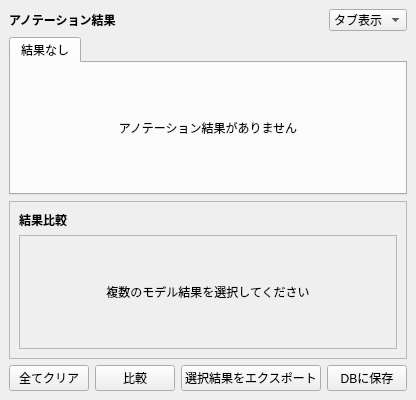
Qt form src/lorairo/gui/designer/AnnotationResultsWidget.ui (NEXTAltair/LoRAIro) before a commit.
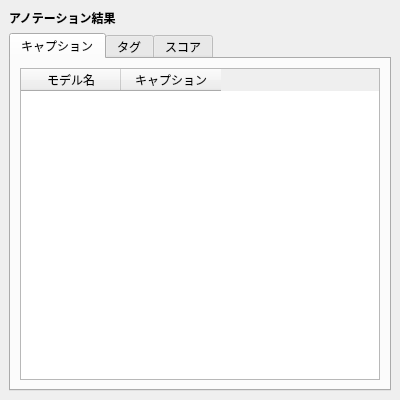
The same form after that commit. The open tabs and pages were chosen to show the change.

Commit message: docs: Update hybrid annotation UI design plan with Phase 1 completion status

Patch:
```diff
--- a/src/lorairo/gui/designer/AnnotationResultsWidget.ui
+++ b/src/lorairo/gui/designer/AnnotationResultsWidget.ui
@@ -30,51 +30,16 @@
     <number>9</number>
    </property>
    <item>
-    <layout class="QHBoxLayout" name="horizontalLayoutHeader">
-     <item>
       <widget class="QLabel" name="labelResultsTitle">
+     <property name="font">
+      <font>
+       <bold>true</bold>
+      </font>
+     </property>
        <property name="text">
         <string>アノテーション結果</string>
        </property>
-       <property name="font">
-        <font>
-         <weight>75</weight>
-         <bold>true</bold>
-        </font>
-       </property>
-      </widget>
-     </item>
-     <item>
-      <spacer name="horizontalSpacerHeader">
-       <property name="orientation">
-        <enum>Qt::Orientation::Horizontal</enum>
-       </property>
-       <property name="sizeHint" stdset="0">
-        <size>
-         <width>40</width>
-         <height>20</height>
-        </size>
-       </property>
-      </spacer>
-     </item>
-     <item>
-      <widget class="QComboBox" name="comboBoxViewMode">
-       <property name="toolTip">
-        <string>表示モードを選択</string>
-       </property>
-       <item>
-        <property name="text">
-         <string>タブ表示</string>
-        </property>
-       </item>
-       <item>
-        <property name="text">
-         <string>比較表示</string>
-        </property>
-       </item>
-      </widget>
-     </item>
-    </layout>
+    </widget>
    </item>
    <item>
     <widget class="QTabWidget" name="tabWidgetResults">
@@ -83,136 +48,127 @@
      </property>
      <widget class="QWidget" name="tabPlaceholder">
       <attribute name="title">
-       <string>結果なし</string>
+       <string>キャプション</string>
       </attribute>
       <layout class="QVBoxLayout" name="verticalLayoutPlaceholder">
        <item>
-        <widget class="QLabel" name="labelNoResults">
-         <property name="text">
-          <string>アノテーション結果がありません</string>
+        <widget class="QTableWidget" name="tableWidgetCaption">
+         <property name="alternatingRowColors">
+          <bool>true</bool>
          </property>
-         <property name="alignment">
-          <set>Qt::AlignmentFlag::AlignCenter</set>
+         <property name="selectionBehavior">
+          <enum>QAbstractItemView::SelectionBehavior::SelectRows</enum>
          </property>
-        </widget>
-       </item>
-      </layout>
-     </widget>
-    </widget>
-   </item>
-   <item>
-    <widget class="QFrame" name="frameComparisonView">
-     <property name="frameShape">
-      <enum>QFrame::Shape::StyledPanel</enum>
-     </property>
-     <property name="frameShadow">
-      <enum>QFrame::Shadow::Raised</enum>
-     </property>
-     <property name="visible">
+         <property name="sortingEnabled">
+          <bool>true</bool>
+         </property>
+         <property name="columnCount">
+          <number>2</number>
+         </property>
+         <attribute name="horizontalHeaderVisible">
+          <bool>true</bool>
+         </attribute>
+         <attribute name="verticalHeaderVisible">
       <bool>false</bool>
-     </property>
-     <layout class="QVBoxLayout" name="verticalLayoutComparison">
-      <item>
-       <widget class="QLabel" name="labelComparisonTitle">
+         </attribute>
+         <column>
+          <property name="text">
+           <string>モデル名</string>
+          </property>
+         </column>
+         <column>
         <property name="text">
-         <string>結果比較</string>
-        </property>
-        <property name="font">
-         <font>
-          <weight>75</weight>
-          <bold>true</bold>
-         </font>
-        </property>
-       </widget>
-      </item>
+           <string>キャプション</string>
+          </property>
+         </column>
+        </widget>
+       </item>
+      </layout>
+     </widget>
+     <widget class="QWidget" name="tabTags">
+      <attribute name="title">
+       <string>タグ</string>
+      </attribute>
+      <layout class="QVBoxLayout" name="verticalLayoutTags">
       <item>
-       <widget class="QScrollArea" name="scrollAreaComparison">
-        <property name="widgetResizable">
+        <widget class="QTableWidget" name="tableWidgetTags">
+         <property name="alternatingRowColors">
          <bool>true</bool>
         </property>
-        <widget class="QWidget" name="scrollAreaWidgetContentsComparison">
-         <property name="geometry">
-          <rect>
-           <x>0</x>
-           <y>0</y>
-           <width>376</width>
-           <height>69</height>
-          </rect>
+         <property name="selectionBehavior">
+          <enum>QAbstractItemView::SelectionBehavior::SelectRows</enum>
          </property>
-         <layout class="QVBoxLayout" name="verticalLayoutComparisonContent">
-          <item>
-           <widget class="QLabel" name="labelComparisonPlaceholder">
+         <property name="sortingEnabled">
+          <bool>true</bool>
+         </property>
+         <property name="columnCount">
+          <number>2</number>
+         </property>
+         <attribute name="horizontalHeaderVisible">
+          <bool>true</bool>
+         </attribute>
+         <attribute name="verticalHeaderVisible">
+          <bool>false</bool>
+         </attribute>
+         <column>
             <property name="text">
-             <string>複数のモデル結果を選択してください</string>
-            </property>
-            <property name="alignment">
-             <set>Qt::AlignmentFlag::AlignCenter</set>
-            </property>
+           <string>モデル名</string>
+          </property>
+         </column>
+         <column>
+          <property name="text">
+           <string>タグ</string>
+          </property>
+         </column>
            </widget>
           </item>
          </layout>
         </widget>
-       </widget>
-      </item>
-     </layout>
-    </widget>
-   </item>
+     <widget class="QWidget" name="tabScores">
+      <attribute name="title">
+       <string>スコア</string>
+      </attribute>
+      <layout class="QVBoxLayout" name="verticalLayoutScores">
    <item>
-    <layout class="QHBoxLayout" name="horizontalLayoutActions">
-     <item>
-      <widget class="QPushButton" name="pushButtonClearAll">
-       <property name="text">
-        <string>全てクリア</string>
-       </property>
-       <property name="toolTip">
-        <string>全ての結果をクリア</string>
-       </property>
-      </widget>
-     </item>
-     <item>
-      <widget class="QPushButton" name="pushButtonCompareSelected">
-       <property name="text">
-        <string>比較</string>
-       </property>
-       <property name="toolTip">
-        <string>選択した結果を比較表示</string>
-       </property>
-      </widget>
-     </item>
-     <item>
-      <spacer name="horizontalSpacerActions">
-       <property name="orientation">
-        <enum>Qt::Orientation::Horizontal</enum>
-       </property>
-       <property name="sizeHint" stdset="0">
-        <size>
-         <width>40</width>
-         <height>20</height>
-        </size>
-       </property>
-      </spacer>
-     </item>
-     <item>
-      <widget class="QPushButton" name="pushButtonExportSelected">
+        <widget class="QTableWidget" name="tableWidgetScores">
+         <property name="alternatingRowColors">
+          <bool>true</bool>
+         </property>
+         <property name="selectionBehavior">
+          <enum>QAbstractItemView::SelectionBehavior::SelectRows</enum>
+         </property>
+         <property name="sortingEnabled">
+          <bool>true</bool>
+         </property>
+         <property name="columnCount">
+          <number>3</number>
+         </property>
+         <attribute name="horizontalHeaderVisible">
+          <bool>true</bool>
+         </attribute>
+         <attribute name="verticalHeaderVisible">
+          <bool>false</bool>
+         </attribute>
+         <column>
+          <property name="text">
+           <string>モデル名</string>
+          </property>
+         </column>
+         <column>
        <property name="text">
-        <string>選択結果をエクスポート</string>
-       </property>
-       <property name="toolTip">
-        <string>選択した結果をファイルにエクスポート</string>
-       </property>
-      </widget>
-     </item>
-     <item>
-      <widget class="QPushButton" name="pushButtonSaveToDb">
+           <string>スコア値</string>
+          </property>
+         </column>
+         <column>
        <property name="text">
-        <string>DBに保存</string>
-       </property>
-       <property name="toolTip">
-        <string>結果をデータベースに保存</string>
-       </property>
+           <string>スコアタイプ</string>
+          </property>
+         </column>
       </widget>
      </item>
     </layout>
+     </widget>
+    </widget>
    </item>
   </layout>
  </widget>
```
Left out of the diff: 6 changed lines with no effect on the pictures. Lines whose indentation alone changed are shown as unchanged. The commit also changes 7 other files.
